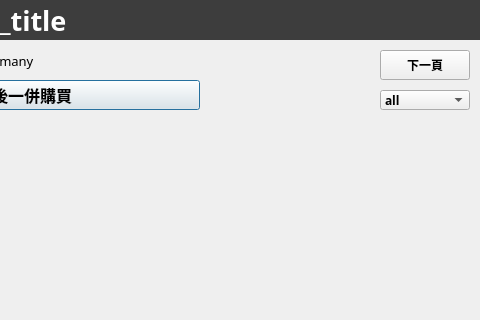
Before: the Qt Designer form ui/shop_window.ui in freefrit/AOOP_DogeShop, drawn with Qt 5; both pictures show x 480 to 960 and y 0 to 320 of the 960 by 700 pixel window.
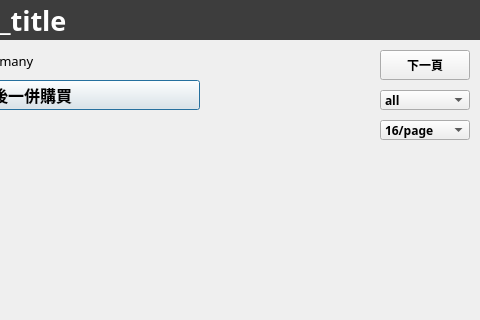
After: the same form once the commit is applied.

What changed in the file:
```diff
--- a/ui/shop_window.ui
+++ b/ui/shop_window.ui
@@ -240,6 +240,41 @@
     <set>Qt::AlignCenter</set>
    </property>
   </widget>
+  <widget class="QComboBox" name="rownum_box">
+   <property name="geometry">
+    <rect>
+     <x>860</x>
+     <y>120</y>
+     <width>90</width>
+     <height>20</height>
+    </rect>
+   </property>
+   <property name="font">
+    <font>
+     <family>Agency FB</family>
+     <weight>75</weight>
+     <bold>true</bold>
+    </font>
+   </property>
+   <property name="layoutDirection">
+    <enum>Qt::LeftToRight</enum>
+   </property>
+   <item>
+    <property name="text">
+     <string>16/page</string>
+    </property>
+   </item>
+   <item>
+    <property name="text">
+     <string>12/page</string>
+    </property>
+   </item>
+   <item>
+    <property name="text">
+     <string>8/page</string>
+    </property>
+   </item>
+  </widget>
  </widget>
  <resources/>
  <connections/>
```
